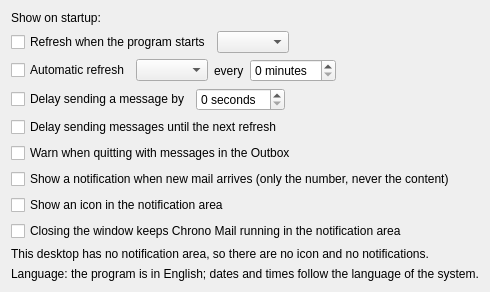
This is src/chrono_mail/ui/forms/settings_general.ui in rob-vandenberg/chrono-mail as Qt 5 draws it before an edit. The edited form follows.
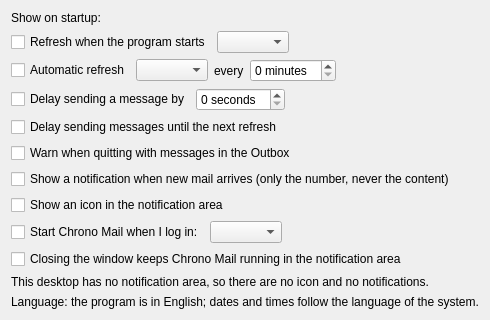
This is the edited form.

Commit message: Settings General can start Chrono Mail when you log in, with the window open or minimized

Patch:
```diff
--- a/src/chrono_mail/ui/forms/settings_general.ui
+++ b/src/chrono_mail/ui/forms/settings_general.ui
@@ -153,20 +153,50 @@
     </widget>
    </item>
    <item row="8" column="0" colspan="2">
+    <layout class="QHBoxLayout" name="startAtLoginRow" stretch="0,0,1">
+     <item>
+      <widget class="QCheckBox" name="startAtLogin">
+       <property name="text">
+        <string>Start Chrono Mail when I log in:</string>
+       </property>
+      </widget>
+     </item>
+     <item>
+      <widget class="QComboBox" name="startWindow" />
+     </item>
+     <item>
+      <spacer name="startAtLoginRowEnd">
+       <property name="orientation">
+        <enum>Qt::Horizontal</enum>
+       </property>
+       <property name="sizeType">
+        <enum>QSizePolicy::Expanding</enum>
+       </property>
+       <property name="sizeHint" stdset="0">
+        <size>
+         <width>0</width>
+         <height>0</height>
+        </size>
+       </property>
+      </spacer>
+     </item>
+    </layout>
+   </item>
+   <item row="9" column="0" colspan="2">
     <widget class="QCheckBox" name="closeToTray">
      <property name="text">
       <string>Closing the window keeps Chrono Mail running in the notification area</string>
      </property>
     </widget>
    </item>
-   <item row="9" column="0" colspan="2">
+   <item row="10" column="0" colspan="2">
     <widget class="QLabel" name="noTrayNote">
      <property name="text">
       <string>This desktop has no notification area, so there are no icon and no notifications.</string>
      </property>
     </widget>
    </item>
-   <item row="10" column="0" colspan="2">
+   <item row="11" column="0" colspan="2">
     <widget class="QLabel" name="languageNote">
      <property name="text">
       <string>Language: the program is in English; dates and times follow the language of the system.</string>
```
The commit also changes 19 other files.
